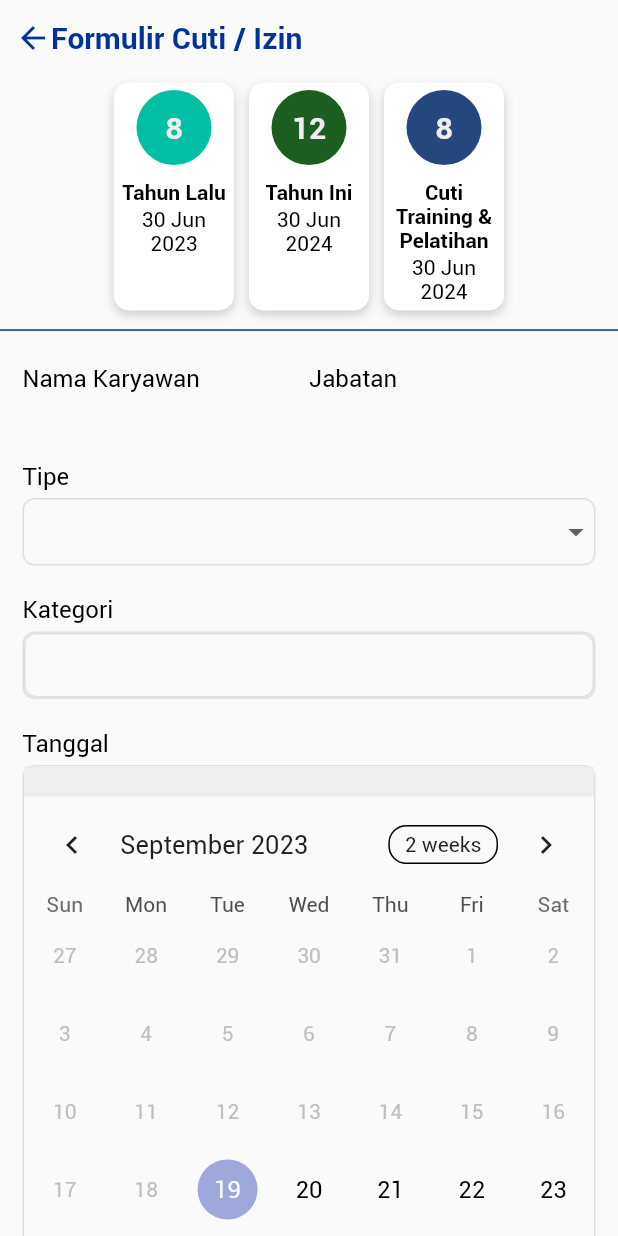
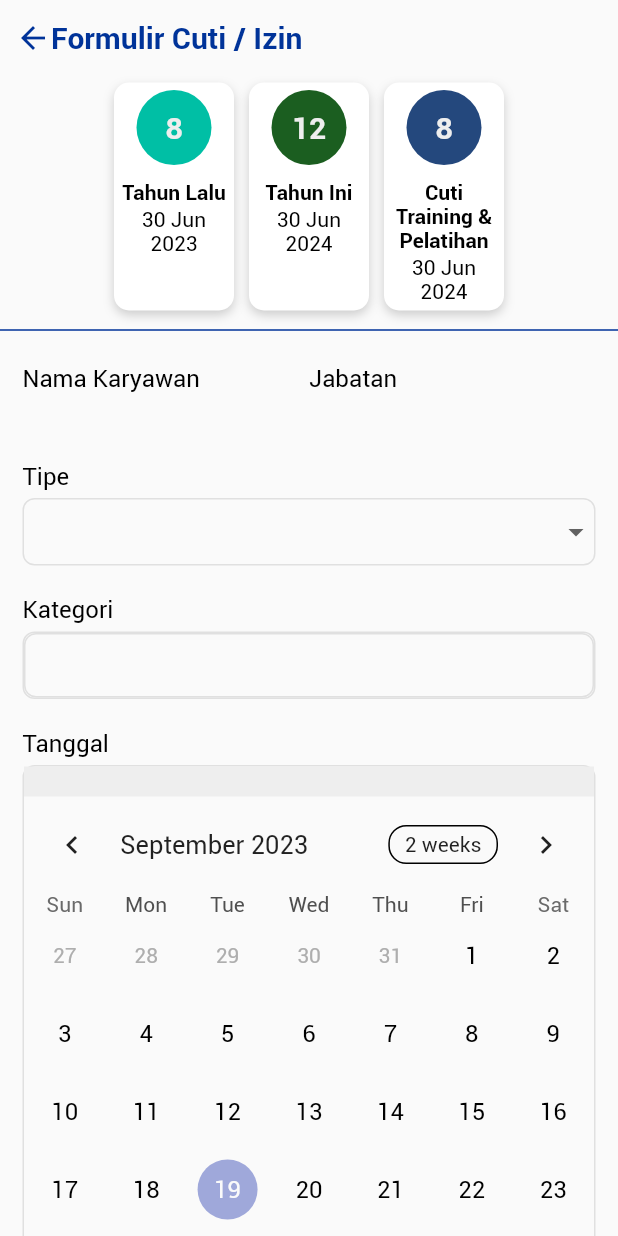
Before and after one commit to nandanghermawan21/hris_suzuki_mobile, a Flutter app: the FormCutiView screen opened directly, on a phone screen of 412 x 824 dp. Run offline on Flutter 3.47's test engine with Material 2 defaults, Android fonts, the phone set to English and light mode, and no system bars; drawn by our look-alikes of table_calendar; our stand-ins replace camera, device_info_plus, flutter_image_compress, flutter_svg, font_awesome_flutter, geocoding and 9 more; missing offline and left inert: easy_image_viewer, flutter_locker, flutter_super_html_viewer, move_to_background; accounts and stored records are empty; project files that could hold a hidden picture were left out.

```diff
--- a/lib/model/category_attendace_model.dart
+++ b/lib/model/category_attendace_model.dart
@@ -9,6 +9,8 @@ class CategoryAttendanceModel {
   String? attendance;
   String? type;
   int? count;
+  int? batasPengajuan;
+  int? batasPengajuanBulan;
   String? sex;
   String? pickerDateMode;
 
@@ -20,6 +22,8 @@ class CategoryAttendanceModel {
     this.type,
     this.sex,
     this.count,
+    this.batasPengajuan,
+    this.batasPengajuanBulan,
     this.pickerDateMode,
   });
 
@@ -32,6 +36,8 @@ class CategoryAttendanceModel {
       type: json['type'] as String?,
       count: json['count'] as int?,
       sex: json['sex'] as String?,
+      batasPengajuan: json['batas_pengajuan'] as int?,
+      batasPengajuanBulan: json['batas_pengajuan_bulan'] as int?,
       pickerDateMode: json['picker_date_mode'] as String?,
     );
   }
@@ -45,6 +51,8 @@ class CategoryAttendanceModel {
       'type': type,
       'count': count,
       'sex': sex,
+      'batas_pengajuan': batasPengajuan,
+      'batas_pengajuan_bulan': batasPengajuanBulan,
       'picker_date_mode': pickerDateMode,
     };
   }
--- a/lib/model/leave_model.dart
+++ b/lib/model/leave_model.dart
@@ -189,6 +189,7 @@ class LeaveModel {
     required int idAttendance,
     required String reason,
     required List<DateTime> dates,
+    String attachment = "",
   }) {
     return Network.post(
       url: Uri.parse(
@@ -203,6 +204,7 @@ class LeaveModel {
         "idAttendance": idAttendance,
         "reason": reason,
         "dates": dates.map((e) => DateFormat('yyyy-MM-dd').format(e)).toList(),
+        "attachment": attachment,
       }
     ).then((value) {
       return;
--- a/lib/view/form_cuti_view.dart
+++ b/lib/view/form_cuti_view.dart
@@ -3,6 +3,7 @@ import 'package:intl/intl.dart';
 import 'package:provider/provider.dart';
 import 'package:skeleton_text/skeleton_text.dart';
 import 'package:suzuki/component/circular_loader_component.dart';
+import 'package:suzuki/component/image_picker_component.dart';
 import 'package:suzuki/model/decoration_component.dart';
 import 'package:suzuki/model/jatah_cuti_model.dart';
 import 'package:suzuki/model/category_attendace_model.dart';
@@ -75,6 +76,10 @@ class _FormCutiViewState extends State<FormCutiView> {
                   height: 20,
                 ),
                 alasanCuti(),
+                const SizedBox(
+                  height: 20,
+                ),
+                attachment(),
                 const SizedBox(
                   height: 20,
                 ),
@@ -268,6 +273,7 @@ class _FormCutiViewState extends State<FormCutiView> {
                   ],
                   onChanged: (value) {
                     model.leaveType = value;
+                    model.tanggalCuti.clear();
                     model.leaveTypeController.add(value!);
                     model.commit();
                   },
@@ -310,7 +316,12 @@ class _FormCutiViewState extends State<FormCutiView> {
                   future: model.leaveType == 'izin'
                       ? CategoryAttendanceModel.getIzinTersedia(
                           token: System.data.global.token ?? "",
-                        )
+                        ).then((value) {
+                          debugPrint("total data ${value.length}");
+                          return value;
+                        }).catchError((onError) {
+                          debugPrint("error $onError");
+                        })
                       : Future.value().then((value) => []),
                   builder: (c, s) {
                     if (s.connectionState == ConnectionState.waiting) {
@@ -372,6 +383,7 @@ class _FormCutiViewState extends State<FormCutiView> {
                                       CategoryAttendanceModel();
                                   model.selectedCategoryAttendanceController
                                       .add(model.selectedCategoryAttendance);
+                                  model.tanggalCuti.clear();
                                   model.commit();
                                 },
                               );
@@ -458,7 +470,7 @@ class _FormCutiViewState extends State<FormCutiView> {
                       ),
                     ),
                     Container(
-                      height: 350,
+                      height: 400,
                       color: Colors.transparent,
                       child: TableCalendar(
                         focusedDay: model.focusedDay ?? DateTime.now(),
@@ -479,6 +491,23 @@ class _FormCutiViewState extends State<FormCutiView> {
                           if (model.tanggalCuti.contains(day1)) {
                             model.tanggalCuti.remove(day1);
                           } else {
+                            if (model.tanggalCuti.length + 1 >
+                                model.selectedCategoryAttendance.count!) {
+                              model.loadingController.stopLoading(
+                                isError: true,
+                                message:
+                                    "Jumlah maksinal hari yang dapat diambil adalah ${model.selectedCategoryAttendance.count} hari",
+                              );
+                              return;
+                            }
+                            if (!model.validateTanggalPengajuan(day1)) {
+                              model.loadingController.stopLoading(
+                                isError: true,
+                                message:
+                                    "Tanggal pengajuan melebihi batas pengajuan",
+                              );
+                              return;
+                            }
                             model.tanggalCuti.add(day1);
                           }
                           model.focusedDay = day1;
@@ -502,9 +531,13 @@ class _FormCutiViewState extends State<FormCutiView> {
                             model.rangeEndDay = day2;
                             model.focusedDay = day2;
                           }
+                          if (!model.validateTanggal()) {
+                            model.tanggalCuti.clear();
+                          }
                           model.commit();
                         },
-                        firstDay: DateTime.now(),
+                        firstDay: DateTime.now()
+                            .add(const Duration(days: (365 * -10))),
                         lastDay: DateTime(
                             DateTime.now().year + 1, DateTime.june, 31),
                         rangeStartDay: model.rangeEndDay,
@@ -557,12 +590,42 @@ class _FormCutiViewState extends State<FormCutiView> {
     );
   }
 
+  Widget attachment() {
+    return Container(
+      color: Colors.transparent,
+      child: Column(
+        crossAxisAlignment: CrossAxisAlignment.start,
+        children: [
+          Text(
+            System.data.strings!.leaveReason,
+            style: System.data.textStyles!.headLine3,
+          ),
+          const SizedBox(
+            height: 5,
+          ),
+          Container(
+            width: double.infinity,
+            height: 100,
+            decoration: BoxDecoration(
+              borderRadius: const BorderRadius.all(Radius.circular(8)),
+              border: Border.all(
+                color: Colors.grey.shade300,
+              ),
+            ),
+            child: ImagePickerComponent(
+              controller: model.attachmentController,
+              galery: false,
+            ),
+          )
+        ],
+      ),
+    );
+  }
+
   Widget submitButton() {
     return GestureDetector(
       onTap: () {
-        model.submitIzin(
-          onSuccess: widget.onSubmitSucess
-        );
+        model.submitIzin(onSuccess: widget.onSubmitSucess);
       },
       child: Container(
         width: double.infinity,
```
Also changed, not shown: lib/view_model/form_cuti_view_model.dart (+66 -15 lines).
